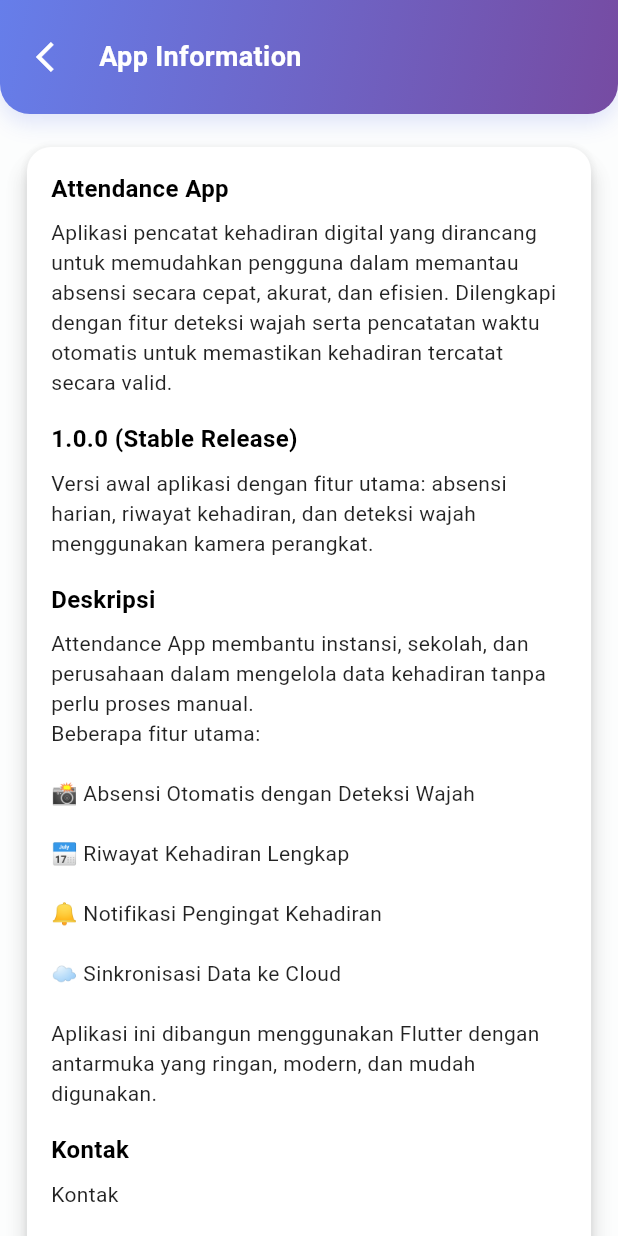
After one commit to YusufxAlbana/attendance-app, a Flutter app: the screen it shows after launch, after a tap on "Information", on a phone screen of 412 x 824 dp. The commit adds this screen. Run offline on Flutter 3.47's test engine with Material 3 defaults, Android fonts, the phone set to English and light mode, and no system bars; our stand-ins replace camera, cloud_firestore, dotted_border, firebase_core, geocoding, geolocator and 1 more; missing offline and left inert: google_mlkit_face_detection; accounts and stored records are empty.

Commit message:
information page

```diff
--- /dev/null
+++ b/lib/screen/info/info_screen.dart
@@ -0,0 +1,154 @@
+import 'package:flutter/material.dart';
+
+class InfoScreen extends StatelessWidget {
+  const InfoScreen({super.key});
+
+  @override
+  Widget build(BuildContext context) {
+    const Color primary1 = Color(0xFF667EEA);
+    const Color primary2 = Color(0xFF764BA2);
+    return Scaffold(
+      backgroundColor: const Color.fromARGB(106, 248, 249, 250),
+      body: SafeArea(
+        child: Column(
+          children: [
+            Container(
+              width: double.infinity,
+              decoration: BoxDecoration(
+                gradient: LinearGradient(
+                  colors: [primary1, primary2],
+                  begin: Alignment.topLeft,
+                  end: Alignment.bottomRight,
+                ),
+                borderRadius: const BorderRadius.only(
+                  bottomLeft: Radius.circular(20),
+                  bottomRight: Radius.circular(20),
+                ),
+                boxShadow: [
+                  BoxShadow(
+                    color: primary1.withOpacity(0.2),
+                    blurRadius: 12,
+                    offset: const Offset(0, 6),
+                  ),
+                ],
+              ),
+              padding: const EdgeInsets.symmetric(horizontal: 12, vertical: 14),
+              child: Row(
+                children: [
+                  IconButton(
+                    icon: const Icon(Icons.arrow_back_ios, color: Colors.white),
+                    onPressed: () => Navigator.of(context).pop(),
+                  ),
+                  const SizedBox(width: 6),
+                  const Expanded(
+                    child: Text(
+                      'App Information',
+                      style: TextStyle(
+                        color: Colors.white,
+                        fontSize: 18,
+                        fontWeight: FontWeight.bold,
+                      ),
+                    ),
+                  ),
+                ],
+              ),
+            ),
+            Expanded(
+              child: SingleChildScrollView(
+                padding: const EdgeInsets.symmetric(horizontal: 12, vertical: 16),
+                child: Card(
+                  color: Colors.white,
+                  margin: const EdgeInsets.symmetric(horizontal: 6, vertical: 6),
+                  shape: RoundedRectangleBorder(borderRadius: BorderRadius.circular(16)),
+                  elevation: 6,
+                  child: Padding(
+                    padding: const EdgeInsets.all(16),
+                    child: Column(
+                      crossAxisAlignment: CrossAxisAlignment.start,
+                      children: const [
+                        Text(
+                          'Attendance App',
+                          style: TextStyle(fontSize: 16, fontWeight: FontWeight.bold, color: Colors.black),
+                        ),
+                        SizedBox(height: 8),
+                        Text(
+                          'Aplikasi pencatat kehadiran digital yang dirancang untuk memudahkan pengguna dalam memantau absensi secara cepat, akurat, dan efisien. Dilengkapi dengan fitur deteksi wajah serta pencatatan waktu otomatis untuk memastikan kehadiran tercatat secara valid.',
+                          style: TextStyle(fontSize: 14, color: Colors.black87),
+                        ),
+                        SizedBox(height: 16),
+                        Text(
+                          '1.0.0 (Stable Release)',
+                          style: TextStyle(fontSize: 16, fontWeight: FontWeight.bold, color: Colors.black),
+                        ),
+                        SizedBox(height: 8),
+                        Text(
+                          'Versi awal aplikasi dengan fitur utama: absensi harian, riwayat kehadiran, dan deteksi wajah menggunakan kamera perangkat.',
+                          style: TextStyle(fontSize: 14, color: Colors.black87),
+                        ),
+                        SizedBox(height: 16),
+                        Text(
+                          'Deskripsi',
+                          style: TextStyle(fontSize: 16, fontWeight: FontWeight.bold, color: Colors.black),
+                        ),
+                        SizedBox(height: 8),
+                        Text(
+                          '''Attendance App membantu instansi, sekolah, dan perusahaan dalam mengelola data kehadiran tanpa perlu proses manual.
+Beberapa fitur utama:
+
+📸 Absensi Otomatis dengan Deteksi Wajah
+
+📅 Riwayat Kehadiran Lengkap
+
+🔔 Notifikasi Pengingat Kehadiran
+
+☁️ Sinkronisasi Data ke Cloud
+
+Aplikasi ini dibangun menggunakan Flutter dengan antarmuka yang ringan, modern, dan mudah digunakan.''',
+                          style: TextStyle(fontSize: 14, color: Colors.black87),
+                        ),
+                        SizedBox(height: 16),
+                        Text(
+                          'Kontak',
+                          style: TextStyle(fontSize: 16, fontWeight: FontWeight.bold, color: Colors.black),
+                        ),
+                        SizedBox(height: 8),
+                        Text(
+                          '''Kontak
+
+Jika ada pertanyaan, saran, atau laporan bug, silakan hubungi:
+📧 attendance.support@gmail.com
+
+🌐 https://attendance-app.com
+ (opsional kalau kamu punya domainnya)''',
+                          style: TextStyle(fontSize: 14, color: Colors.black87),
+                        ),
+                        SizedBox(height: 16),
+                        Text(
+                          'Ketentuan Penggunaan',
+                          style: TextStyle(fontSize: 16, fontWeight: FontWeight.bold, color: Colors.black),
+                        ),
+                        SizedBox(height: 8),
+                        Text(
+                          '''Dengan menggunakan Attendance App, pengguna setuju untuk:
+
+Menggunakan aplikasi hanya untuk tujuan yang sah.
+
+Tidak memanipulasi data kehadiran atau menyalahgunakan sistem.
+
+Memberikan izin akses kamera hanya untuk keperluan deteksi wajah.
+
+Data kehadiran pengguna akan disimpan secara aman dan tidak dibagikan kepada pihak ketiga tanpa persetujuan.''',
+                          style: TextStyle(fontSize: 14, color: Colors.black87),
+                        ),
+                      ],
+                    ),
+                  ),
+                ),
+              ),
+            ),
+          ],
+        ),
+      ),
+    );
+  }
+}
--- a/lib/ui/home_screen.dart
+++ b/lib/ui/home_screen.dart
@@ -2,6 +2,7 @@ import 'package:flutter/material.dart';
 import 'package:attendance_app/screen/absent/absent_screen.dart';
 import 'package:attendance_app/screen/attend/attend_screen.dart';
 import 'package:attendance_app/screen/attendance_history/attendance_history.dart';
+import 'package:attendance_app/screen/info/info_screen.dart';
 
 class HomeScreen extends StatelessWidget {
   const HomeScreen({super.key});
@@ -147,6 +148,29 @@ class HomeScreen extends StatelessWidget {
                             ),
                           ),
                         ),
+
+                        Expanded(
+                          child: Padding(
+                            padding: const EdgeInsets.only(top: 12),
+                            child: GestureDetector(
+                              onTap: () {
+                                Navigator.push(
+                                  context,
+                                  MaterialPageRoute(
+                                    builder: (context) => const InfoScreen(),
+                                  ),
+                                );
+                              },
+                              child: _buildMenuCard(
+                                icon: Icons.info_outline,
+                                title: "Information",
+                                subtitle: "App info and details",
+                                color: const Color(0xFF00C9A7),
+                                lightColor: const Color(0xFFE6FFFA),
+                              ),
+                            ),
+                          ),
+                        ),
                       ],
                     ),
                   ),
```
